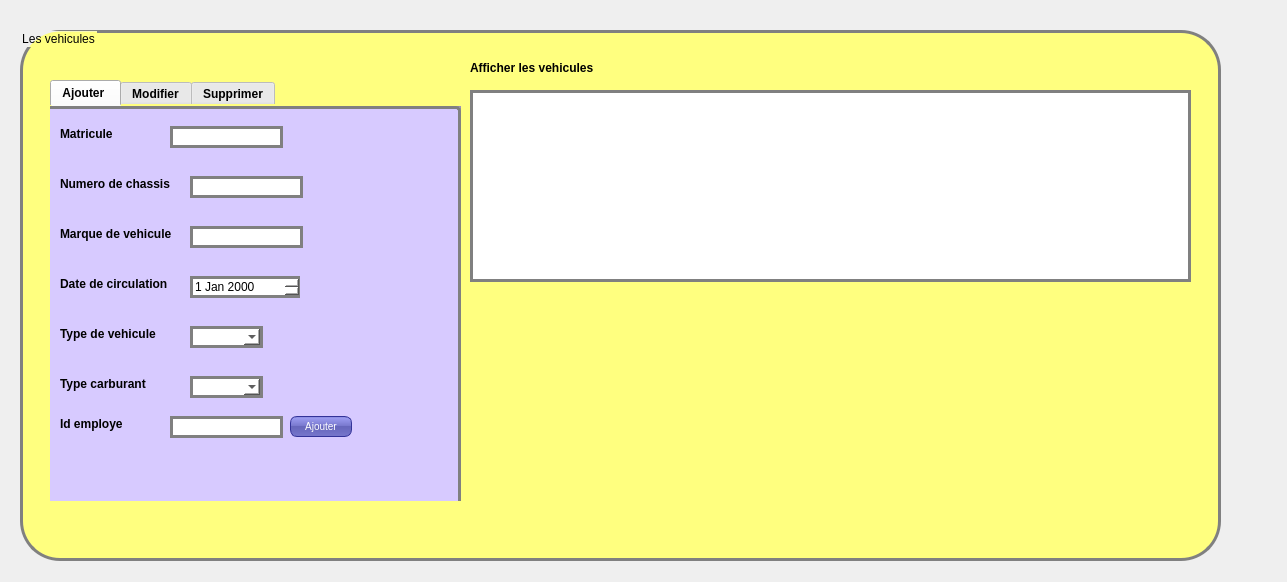
First picture: the form in Gestion_Commande/vehiculewin.ui, repository AymenMzoughi/SmartHomeDeliveryCompany, before the edit.
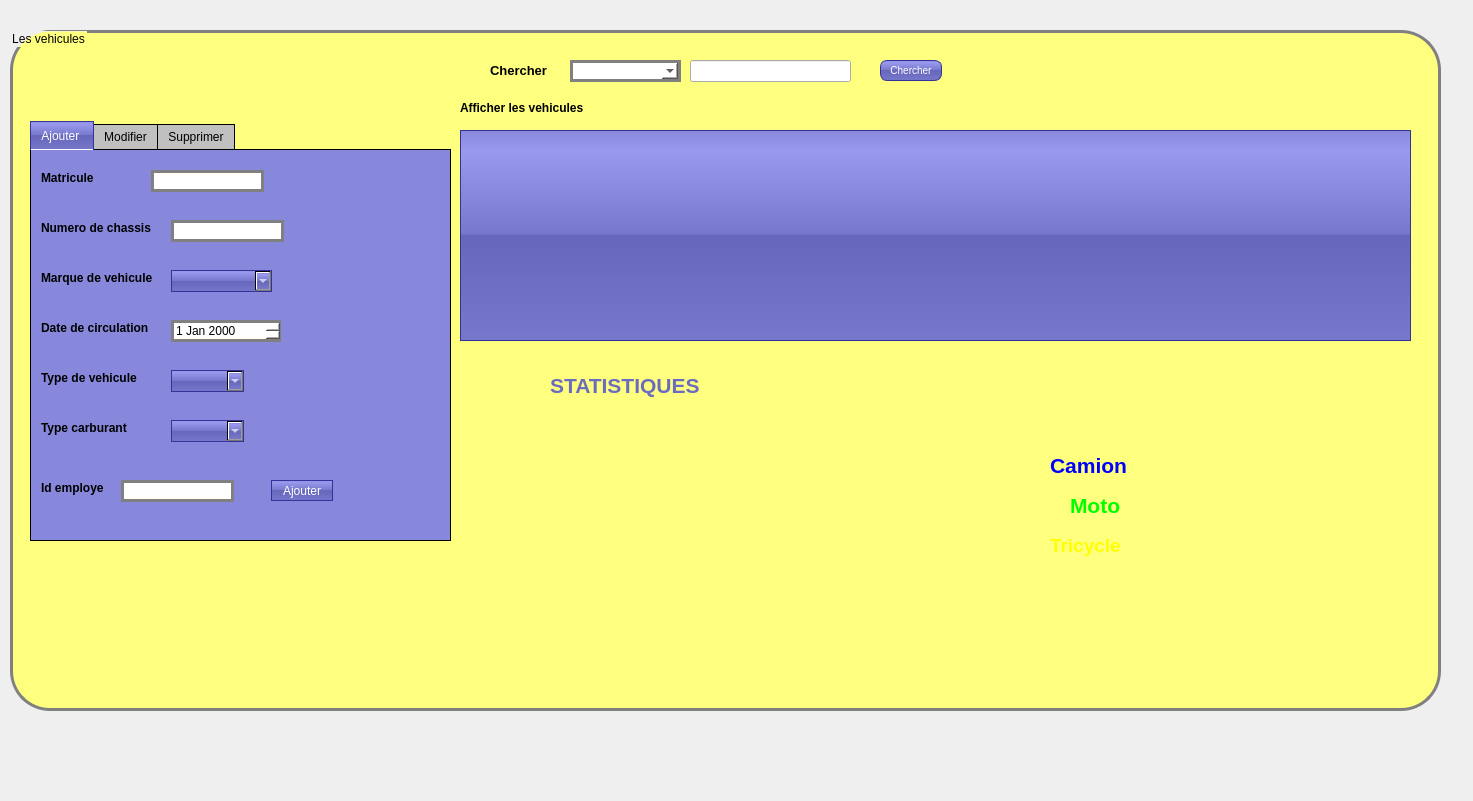
Second picture: the form after the edit. Custom widgets are drawn as their Qt base class.

```diff
--- a/Gestion_Commande/vehiculewin.ui
+++ b/Gestion_Commande/vehiculewin.ui
@@ -6,8 +6,8 @@
    <rect>
     <x>0</x>
     <y>0</y>
-    <width>1287</width>
-    <height>582</height>
+    <width>1473</width>
+    <height>801</height>
    </rect>
   </property>
   <property name="windowTitle">
@@ -22,10 +22,10 @@
   <widget class="QGroupBox" name="groupBox">
    <property name="geometry">
     <rect>
-     <x>20</x>
+     <x>10</x>
      <y>30</y>
-     <width>1201</width>
-     <height>531</height>
+     <width>1431</width>
+     <height>681</height>
     </rect>
    </property>
    <property name="styleSheet">
@@ -42,9 +42,9 @@
    <widget class="QTabWidget" name="tabWidget">
     <property name="geometry">
      <rect>
-      <x>30</x>
-      <y>50</y>
-      <width>411</width>
+      <x>20</x>
+      <y>90</y>
+      <width>421</width>
       <height>421</height>
      </rect>
     </property>
@@ -52,7 +52,7 @@
      <string notr="true">QLineEdit {
 	font: 75 8pt &quot;MS Shell Dlg 2&quot;;
 border: 3px solid gray;
-border-radius: 40pxt;
+border-radius: 70pxt;
 background: white;
 }
 QDateEdit {
@@ -62,10 +62,11 @@
 background: white;
 }
 QComboBox {
-	font: 75 8pt &quot;MS Shell Dlg 2&quot;;
-border: 3px solid gray;
-border-radius: 40pxt;
-background: white;
+color: white;
+background-color: QLinearGradient( x1: 0, y1: 0, x2: 0, y2: 1, stop: 0 #88d, stop: 0.1 #99e, stop: 0.49 #77c, stop: 0.5 #66b, stop: 1 #77c);
+border-width: 1px;
+border-color: #339;
+border-style: solid;
 }
 QPushButton
 {
@@ -74,27 +75,105 @@
 border-width: 1px;
 border-color: #339;
 border-style: solid;
-border-radius: 7;
-padding: 3px;
-font-size: 10px;
-padding-left: 5px;
-padding-right: 5px;
-min-width: 50px;
-max-width: 50px;
-min-height: 13px;
-max-height: 13px;
+
 }
 QPushButton:pressed
 {
     background-color: QLinearGradient( x1: 0, y1: 0, x2: 0, y2: 1, stop: 0 #2d2d2d, stop: 0.1 #2b2b2b, stop: 0.5 #292929, stop: 0.9 #282828, stop: 1 #252525);
 }
-QTabWidget{
+QTabWidget::pane {
+    border: 1px solid black;
+    background: rgb(135, 135, 220);
+}
 
-adding: 5px;
-border-radius: 5px;
-background-color:#d7caff;
-font-weight: bold;
+QTabWidget::tab-bar:top {
+    top: 1px;
+}
 
+QTabWidget::tab-bar:bottom {
+    bottom: 1px;
+}
+
+QTabWidget::tab-bar:left {
+    right: 1px;
+}
+
+QTabWidget::tab-bar:right {
+    left: 1px;
+}
+
+QTabBar::tab {
+    border: 1px solid black;
+}
+
+QTabBar::tab:selected {
+   color: white;
+background-color: QLinearGradient( x1: 0, y1: 0, x2: 0, y2: 1, stop: 0 #88d, stop: 0.1 #99e, stop: 0.49 #77c, stop: 0.5 #66b, stop: 1 #77c);
+border-width: 1px;
+border-color: #339;
+border-style: solid;
+}
+
+QTabBar::tab:!selected {
+    background: silver;
+}
+
+QTabBar::tab:!selected:hover {
+    background: #999;
+}
+
+QTabBar::tab:top:!selected {
+    margin-top: 3px;
+}
+
+QTabBar::tab:bottom:!selected {
+    margin-bottom: 3px;
+}
+
+QTabBar::tab:top, QTabBar::tab:bottom {
+    min-width: 8ex;
+    margin-right: -1px;
+    padding: 5px 10px 5px 10px;
+}
+
+QTabBar::tab:top:selected {
+    border-bottom-color: none;
+}
+
+QTabBar::tab:bottom:selected {
+    border-top-color: none;
+}
+
+QTabBar::tab:top:last, QTabBar::tab:bottom:last,
+QTabBar::tab:top:only-one, QTabBar::tab:bottom:only-one {
+    margin-right: 0;
+}
+
+QTabBar::tab:left:!selected {
+    margin-right: 3px;
+}
+
+QTabBar::tab:right:!selected {
+    margin-left: 3px;
+}
+
+QTabBar::tab:left, QTabBar::tab:right {
+    min-height: 8ex;
+    margin-bottom: -1px;
+    padding: 10px 5px 10px 5px;
+}
+
+QTabBar::tab:left:selected {
+    border-left-color: none;
+}
+
+QTabBar::tab:right:selected {
+    border-right-color: blue;
+}
+
+QTabBar::tab:left:last, QTabBar::tab:right:last,
+QTabBar::tab:left:only-one, QTabBar::tab:right:only-one {
+    margin-bottom: 0;
 }</string>
     </property>
     <property name="currentIndex">
@@ -132,7 +211,7 @@
        <rect>
         <x>10</x>
         <y>120</y>
-        <width>121</width>
+        <width>131</width>
         <height>16</height>
        </rect>
       </property>
@@ -140,16 +219,6 @@
        <string>&lt;html&gt;&lt;head/&gt;&lt;body&gt;&lt;p&gt;&lt;span style=&quot; font-weight:600;&quot;&gt;Marque de vehicule&lt;/span&gt;&lt;/p&gt;&lt;/body&gt;&lt;/html&gt;</string>
       </property>
      </widget>
-     <widget class="QLineEdit" name="marque">
-      <property name="geometry">
-       <rect>
-        <x>140</x>
-        <y>120</y>
-        <width>113</width>
-        <height>22</height>
-       </rect>
-      </property>
-     </widget>
      <widget class="QLabel" name="label_5">
       <property name="geometry">
        <rect>
@@ -223,7 +292,7 @@
       <property name="geometry">
        <rect>
         <x>240</x>
-        <y>310</y>
+        <y>330</y>
         <width>62</width>
         <height>21</height>
        </rect>
@@ -236,7 +305,7 @@
       <property name="geometry">
        <rect>
         <x>10</x>
-        <y>310</y>
+        <y>330</y>
         <width>81</width>
         <height>16</height>
        </rect>
@@ -248,8 +317,8 @@
      <widget class="QLineEdit" name="idemp">
       <property name="geometry">
        <rect>
-        <x>120</x>
-        <y>310</y>
+        <x>90</x>
+        <y>330</y>
         <width>113</width>
         <height>22</height>
        </rect>
@@ -278,30 +347,15 @@
        </rect>
       </property>
      </widget>
-     <widget class="QGroupBox" name="groupBox_2">
+     <widget class="QComboBox" name="marquev">
       <property name="geometry">
        <rect>
-        <x>-10</x>
-        <y>0</y>
-        <width>421</width>
-        <height>401</height>
+        <x>140</x>
+        <y>120</y>
+        <width>101</width>
+        <height>22</height>
        </rect>
       </property>
-      <property name="styleSheet">
-       <string notr="true">QGroupBox
-{
-
-adding: 5px;
-border-radius: 5px;
-background-color:#d7caff;
-font-weight: bold;
-}
-
-</string>
-      </property>
-      <property name="title">
-       <string/>
-      </property>
      </widget>
      <zorder>groupBox_2</zorder>
      <zorder>label_6</zorder>
@@ -615,7 +669,7 @@
     <property name="geometry">
      <rect>
       <x>450</x>
-      <y>30</y>
+      <y>70</y>
       <width>171</width>
       <height>16</height>
      </rect>
@@ -628,22 +682,171 @@
     <property name="geometry">
      <rect>
       <x>450</x>
-      <y>60</y>
-      <width>721</width>
-      <height>192</height>
+      <y>100</y>
+      <width>951</width>
+      <height>211</height>
      </rect>
     </property>
     <property name="styleSheet">
      <string notr="true">QTableView {
+color: white;
+background-color: QLinearGradient( x1: 0, y1: 0, x2: 0, y2: 1, stop: 0 #88d, stop: 0.1 #99e, stop: 0.49 #77c, stop: 0.5 #66b, stop: 1 #77c);
+border-width: 1px;
+border-color: #339;
+border-style: solid;
+}</string>
+    </property>
+   </widget>
+   <widget class="statistiquev" name="widget" native="true">
+    <property name="geometry">
+     <rect>
+      <x>530</x>
+      <y>390</y>
+      <width>661</width>
+      <height>221</height>
+     </rect>
+    </property>
+    <widget class="QLabel" name="Camion">
+     <property name="geometry">
+      <rect>
+       <x>510</x>
+       <y>30</y>
+       <width>111</width>
+       <height>31</height>
+      </rect>
+     </property>
+     <property name="text">
+      <string>&lt;html&gt;&lt;head/&gt;&lt;body&gt;&lt;p&gt;&lt;span style=&quot; font-size:16pt; font-weight:600; color:#0000ff;&quot;&gt;Camion&lt;/span&gt;&lt;/p&gt;&lt;/body&gt;&lt;/html&gt;</string>
+     </property>
+    </widget>
+    <widget class="QLabel" name="Moto">
+     <property name="geometry">
+      <rect>
+       <x>530</x>
+       <y>70</y>
+       <width>71</width>
+       <height>31</height>
+      </rect>
+     </property>
+     <property name="text">
+      <string>&lt;html&gt;&lt;head/&gt;&lt;body&gt;&lt;p&gt;&lt;span style=&quot; font-size:16pt; font-weight:600; color:#00ff00;&quot;&gt;Moto&lt;/span&gt;&lt;/p&gt;&lt;/body&gt;&lt;/html&gt;</string>
+     </property>
+    </widget>
+    <widget class="QLabel" name="label_18">
+     <property name="geometry">
+      <rect>
+       <x>510</x>
+       <y>110</y>
+       <width>111</width>
+       <height>31</height>
+      </rect>
+     </property>
+     <property name="text">
+      <string>&lt;html&gt;&lt;head/&gt;&lt;body&gt;&lt;p&gt;&lt;span style=&quot; font-size:14pt; font-weight:600; color:#ffff00;&quot;&gt;Tricycle&lt;/span&gt;&lt;/p&gt;&lt;/body&gt;&lt;/html&gt;</string>
+     </property>
+    </widget>
+   </widget>
+   <widget class="QLabel" name="label_4">
+    <property name="geometry">
+     <rect>
+      <x>480</x>
+      <y>30</y>
+      <width>101</width>
+      <height>21</height>
+     </rect>
+    </property>
+    <property name="text">
+     <string>&lt;html&gt;&lt;head/&gt;&lt;body&gt;&lt;p&gt;&lt;span style=&quot; font-size:10pt; font-weight:600;&quot;&gt;Chercher&lt;/span&gt;&lt;/p&gt;&lt;/body&gt;&lt;/html&gt;</string>
+    </property>
+   </widget>
+   <widget class="QComboBox" name="combochercherv">
+    <property name="geometry">
+     <rect>
+      <x>560</x>
+      <y>30</y>
+      <width>111</width>
+      <height>22</height>
+     </rect>
+    </property>
+    <property name="styleSheet">
+     <string notr="true">QComboBox {
 	font: 75 8pt &quot;MS Shell Dlg 2&quot;;
 border: 3px solid gray;
 border-radius: 40pxt;
 background: white;
+}
+</string>
+    </property>
+   </widget>
+   <widget class="QLineEdit" name="lineEditvehicule">
+    <property name="geometry">
+     <rect>
+      <x>680</x>
+      <y>30</y>
+      <width>161</width>
+      <height>22</height>
+     </rect>
+    </property>
+   </widget>
+   <widget class="QPushButton" name="chercherv">
+    <property name="geometry">
+     <rect>
+      <x>870</x>
+      <y>30</y>
+      <width>62</width>
+      <height>21</height>
+     </rect>
+    </property>
+    <property name="styleSheet">
+     <string notr="true">QPushButton
+{
+ color: white;
+background-color: QLinearGradient( x1: 0, y1: 0, x2: 0, y2: 1, stop: 0 #88d, stop: 0.1 #99e, stop: 0.49 #77c, stop: 0.5 #66b, stop: 1 #77c);
+border-width: 1px;
+border-color: #339;
+border-style: solid;
+border-radius: 7;
+padding: 3px;
+font-size: 10px;
+padding-left: 5px;
+padding-right: 5px;
+min-width: 50px;
+max-width: 50px;
+min-height: 13px;
+max-height: 13px;
+}
+QPushButton:pressed
+{
+    background-color: QLinearGradient( x1: 0, y1: 0, x2: 0, y2: 1, stop: 0 #2d2d2d, stop: 0.1 #2b2b2b, stop: 0.5 #292929, stop: 0.9 #282828, stop: 1 #252525);
 }</string>
+    </property>
+    <property name="text">
+     <string>Chercher</string>
+    </property>
+   </widget>
+   <widget class="QLabel" name="label_19">
+    <property name="geometry">
+     <rect>
+      <x>540</x>
+      <y>340</y>
+      <width>281</width>
+      <height>31</height>
+     </rect>
+    </property>
+    <property name="text">
+     <string>&lt;html&gt;&lt;head/&gt;&lt;body&gt;&lt;p&gt;&lt;span style=&quot; font-size:16pt; font-weight:600; color:#6b6bc0;&quot;&gt;STATISTIQUES&lt;/span&gt;&lt;/p&gt;&lt;/body&gt;&lt;/html&gt;</string>
     </property>
    </widget>
   </widget>
  </widget>
+ <customwidgets>
+  <customwidget>
+   <class>statistiquev</class>
+   <extends>QWidget</extends>
+   <header>statistiquev.h</header>
+   <container>1</container>
+  </customwidget>
+ </customwidgets>
  <resources/>
  <connections/>
 </ui>
```
Left out of the diff: 96 changed lines with no effect on the pictures.
